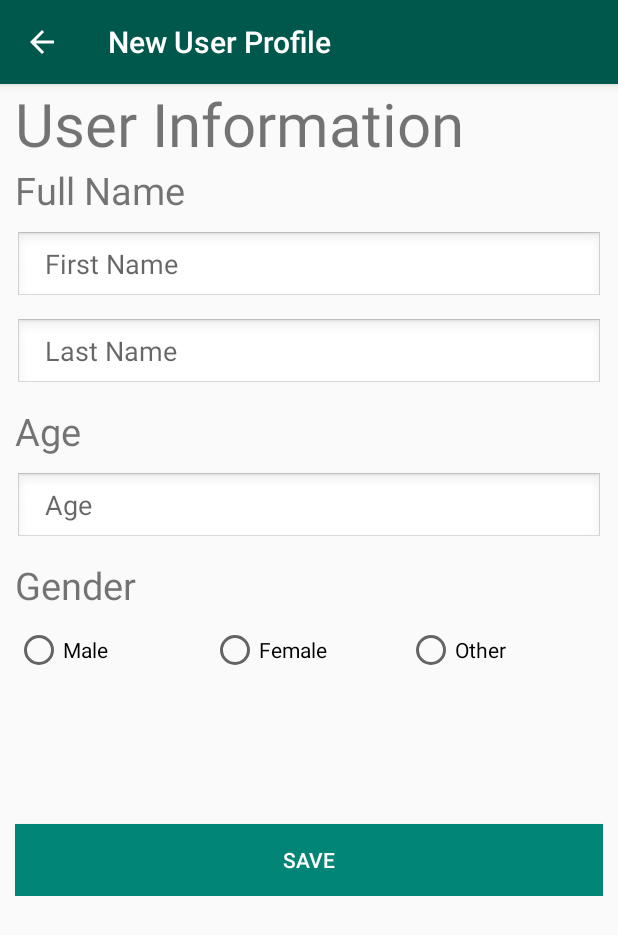
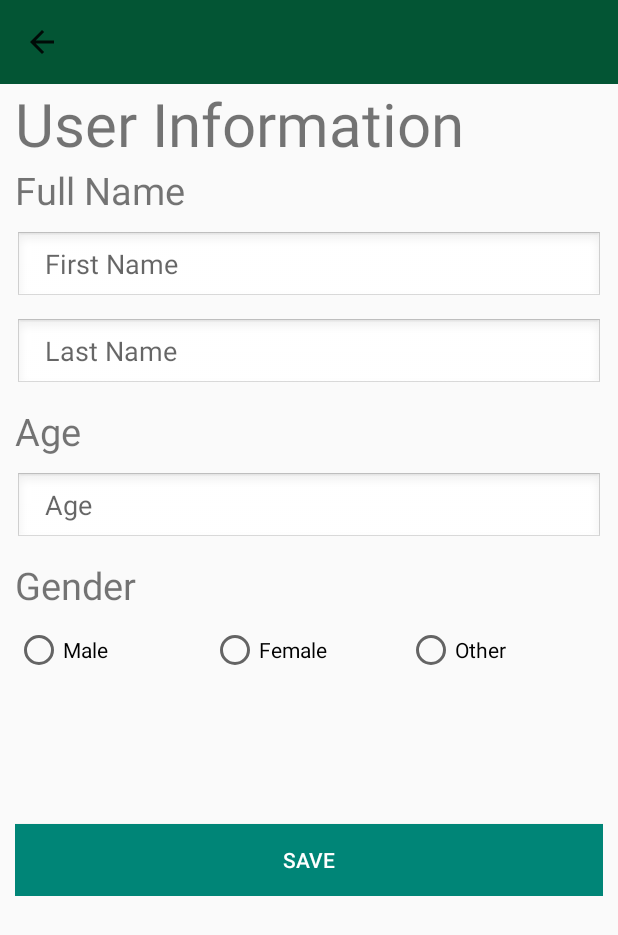
Before and after one commit to TeamSAYY/COMP3004Project, an Android app: the New_User_Profile screen opened directly, with no data from a screen before it, on a phone screen of 412 x 824 dp. Shown: the top 935 px of the screen. Run offline under Robolectric (Android 15) with nearby library versions, the phone set to English and light mode, and no system bars.

Commit message:
Merge remote-tracking branch 'origin/master'
# Conflicts:
#	app/src/main/AndroidManifest.xml
#	app/src/main/res/layout/fragment_frag__home.xml

```diff
--- a/app/src/main/AndroidManifest.xml
+++ b/app/src/main/AndroidManifest.xml
@@ -13,9 +13,9 @@
         android:alwaysRetainTaskState="true"
         android:exported="true"
         >
-        <activity android:name=".New_User_Profile" android:parentActivityName=".Nav_page"></activity>
         <!-- <activity android:name=".Frag_Setting"></activity> -->
         android:theme="@style/AppTheme">
+        <activity android:name=".New_User_Profile"></activity>
         <activity android:name=".Dose_Page"></activity>
         <activity android:name=".Medicine_List" />
         <!-- <activity android:name=".Frag_Notification" /> -->
--- a/app/src/main/java/com/example/drmednotifier/Medicine_List.java
+++ b/app/src/main/java/com/example/drmednotifier/Medicine_List.java
@@ -18,9 +18,6 @@ public class Medicine_List extends AppCompatActivity {
         super.onCreate(savedInstanceState);
         setContentView(R.layout.activity_medicine__list);
 
-
-
-
         Toolbar toolbar =  findViewById(R.id.toolbar_Medicine_list);
 
         toolbar.setNavigationOnClickListener(new View.OnClickListener() {
--- a/app/src/main/java/com/example/drmednotifier/New_User_Profile.java
+++ b/app/src/main/java/com/example/drmednotifier/New_User_Profile.java
@@ -3,9 +3,9 @@ package com.example.drmednotifier;
 import androidx.appcompat.app.AppCompatActivity;
 import androidx.appcompat.widget.Toolbar;
 
+import android.content.Intent;
 import android.os.Bundle;
-import android.widget.EditText;
-import android.widget.TextView;
+import android.view.View;
 
 public class New_User_Profile extends AppCompatActivity {
 
@@ -14,32 +14,15 @@ public class New_User_Profile extends AppCompatActivity {
         super.onCreate(savedInstanceState);
         setContentView(R.layout.activity_new__user__profile);
 
-        Toolbar toolbar = findViewById(R.id.toolbar);
-        setSupportActionBar(toolbar);
+        Toolbar toolbar =  findViewById(R.id.toolbar_User_Profile);
+        toolbar.setNavigationOnClickListener(new View.OnClickListener() {
+            @Override
+            public void onClick(View v) {
+                onBackPressed();
+            }
+        });
 
-        getSupportActionBar().setTitle(getResources().getString(R.string.new_user_report_title));
-        getSupportActionBar().setDisplayHomeAsUpEnabled(true);
+
+
     }
-
-    /*@Override
-    public void onSaveInstanceState(Bundle savedInstanceState) {
-        super.onSaveInstanceState(savedInstanceState);
-        // Save UI state changes to the savedInstanceState.
-        // This bundle will be passed to onCreate if the process is
-        // killed and restarted.
-        savedInstanceState.putString("MyString", "Welcome back to Android");
-        // etc.
-    }
-
-    @Override
-    public void onRestoreInstanceState(Bundle savedInstanceState) {
-        super.onRestoreInstanceState(savedInstanceState);
-        // Restore UI state from the savedInstanceState.
-        // This bundle has also been passed to onCreate.
-        EditText txtFirstName = (EditText)findViewById(R.id.textFirstName);
-        String myString = savedInstanceState.getString("MyString");
-
-        txtFirstName.setText(myString, TextView.BufferType.EDITABLE);
-
-    }*/
 }
--- a/app/src/main/res/layout/activity_main.xml
+++ b/app/src/main/res/layout/activity_main.xml
@@ -48,15 +48,15 @@
         android:id="@+id/welcome"
         android:layout_width="wrap_content"
         android:layout_height="wrap_content"
-        android:layout_marginBottom="224dp"
+        android:layout_marginBottom="200dp"
         android:fontFamily="sans-serif-black"
-        android:text="Welcome using Dr Med Notifier"
+        android:text="Welcome to \nDr. Med Notifier"
         android:textAlignment="center"
         android:textColor="#000000"
         android:textSize="30sp"
         app:layout_constraintBottom_toBottomOf="parent"
         app:layout_constraintEnd_toEndOf="parent"
-        app:layout_constraintHorizontal_bias="0.0"
+        app:layout_constraintHorizontal_bias="0.497"
         app:layout_constraintStart_toStartOf="parent" />
 
     <Button
--- a/app/src/main/res/layout/activity_new__user__profile.xml
+++ b/app/src/main/res/layout/activity_new__user__profile.xml
@@ -1,14 +1,24 @@
 <?xml version="1.0" encoding="utf-8"?>
-<RelativeLayout xmlns:android="http://schemas.android.com/apk/res/android"
+<androidx.constraintlayout.widget.ConstraintLayout xmlns:android="http://schemas.android.com/apk/res/android"
     xmlns:app="http://schemas.android.com/apk/res-auto"
     xmlns:tools="http://schemas.android.com/tools"
     android:layout_width="match_parent"
     android:layout_height="match_parent"
     tools:context=".New_User_Profile">
 
-    <include
-        android:id="@+id/toolbar"
-        layout="@layout/new_user_profile_toolbar" />
+    <androidx.appcompat.widget.Toolbar
+        android:id="@+id/toolbar_User_Profile"
+        android:layout_width="match_parent"
+        android:layout_height="wrap_content"
+        android:background="#035534"
+        android:minHeight="?attr/actionBarSize"
+        android:theme="?attr/actionBarTheme"
+        app:layout_constraintEnd_toEndOf="parent"
+        app:layout_constraintStart_toStartOf="parent"
+        app:layout_constraintTop_toTopOf="parent"
+        app:navigationIcon="?attr/homeAsUpIndicator"
+
+        />
 
     <ScrollView
         android:layout_width="match_parent"
@@ -143,4 +153,4 @@
         </LinearLayout>
     </ScrollView>
 
-</RelativeLayout>
+</androidx.constraintlayout.widget.ConstraintLayout>
--- a/app/src/main/res/layout/fragment_frag__setting.xml
+++ b/app/src/main/res/layout/fragment_frag__setting.xml
@@ -12,7 +12,8 @@
         android:layout_height="50dp"
         android:text="@string/Title_One"
         android:onClick="CheckboxClicked"
-        android:buttonTint="#FF3D00"/>
+        android:buttonTint="#FF3D00"
+        tools:ignore="OnClick" />
 
 
     <ListView
--- a/app/src/main/res/layout/new_user_profile_toolbar.xml
+++ /dev/null
@@ -1,9 +0,0 @@
-<?xml version="1.0" encoding="utf-8"?>
-<androidx.appcompat.widget.Toolbar xmlns:android="http://schemas.android.com/apk/res/android"
-    android:layout_width="match_parent"
-    android:layout_height="wrap_content"
-    android:background="@color/colorPrimaryDark"
-    android:elevation="4dp"
-    android:theme="@style/ThemeOverlay.AppCompat.Dark.ActionBar">
-
-</androidx.appcompat.widget.Toolbar>
--- a/app/src/main/res/values/styles.xml
+++ b/app/src/main/res/values/styles.xml
@@ -15,4 +15,9 @@
 
     </style>
 
+    <style name="ToolBarStyle" parent="Theme.AppCompat">
+        <item name="android:textColorPrimary">@android:color/white</item>
+        <item name="android:textColorSecondary">@android:color/white</item>
+    </style>
+
 </resources>
```
Also changed, not shown: app/src/main/java/com/example/drmednotifier/Frag_Home.java (+10 -2 lines), app/src/main/res/layout/fragment_frag__home.xml (+40 -1 lines).
